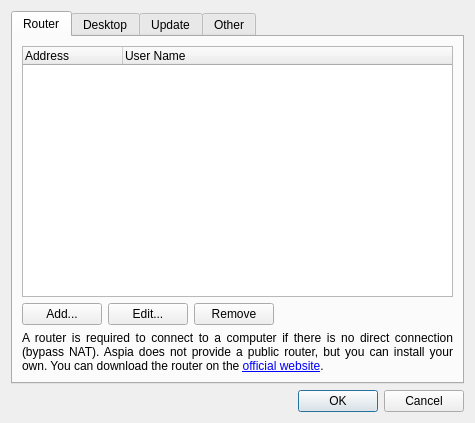
This is source/client/ui/settings_dialog.ui in dchapyshev/aspia as Qt 5 draws it before an edit. The edited form follows.
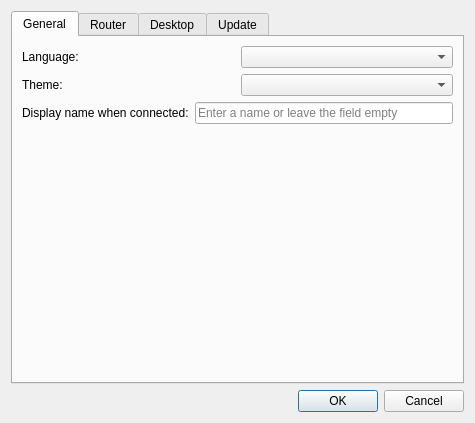
This is the edited form. Custom widgets are drawn as their Qt base class.

What changed in the file:
```diff
--- a/source/client/ui/settings_dialog.ui
+++ b/source/client/ui/settings_dialog.ui
@@ -19,6 +19,75 @@
      <property name="currentIndex">
       <number>0</number>
      </property>
+     <widget class="QWidget" name="tab_general">
+      <attribute name="title">
+       <string>General</string>
+      </attribute>
+      <layout class="QVBoxLayout" name="verticalLayout_general">
+       <item>
+        <layout class="QHBoxLayout" name="horizontalLayout_language">
+         <item>
+          <widget class="QLabel" name="label_language">
+           <property name="text">
+            <string>Language:</string>
+           </property>
+          </widget>
+         </item>
+         <item>
+          <widget class="QComboBox" name="combo_language"/>
+         </item>
+        </layout>
+       </item>
+       <item>
+        <layout class="QHBoxLayout" name="horizontalLayout_theme">
+         <item>
+          <widget class="QLabel" name="label_theme">
+           <property name="text">
+            <string>Theme:</string>
+           </property>
+          </widget>
+         </item>
+         <item>
+          <widget class="QComboBox" name="combo_theme"/>
+         </item>
+        </layout>
+       </item>
+       <item>
+        <layout class="QHBoxLayout" name="horizontalLayout_display_name">
+         <item>
+          <widget class="QLabel" name="label_display_name">
+           <property name="text">
+            <string>Display name when connected:</string>
+           </property>
+          </widget>
+         </item>
+         <item>
+          <widget class="QLineEdit" name="edit_display_name">
+           <property name="maxLength">
+            <number>16</number>
+           </property>
+           <property name="placeholderText">
+            <string>Enter a name or leave the field empty</string>
+           </property>
+          </widget>
+         </item>
+        </layout>
+       </item>
+       <item>
+        <spacer name="verticalSpacer_general">
+         <property name="orientation">
+          <enum>Qt::Orientation::Vertical</enum>
+         </property>
+         <property name="sizeHint" stdset="0">
+          <size>
+           <width>20</width>
+           <height>148</height>
+          </size>
+         </property>
+        </spacer>
+       </item>
+      </layout>
+     </widget>
      <widget class="QWidget" name="tab_router">
       <attribute name="title">
        <string>Router</string>
@@ -296,47 +365,6 @@
        </item>
       </layout>
      </widget>
-     <widget class="QWidget" name="tab_other">
-      <attribute name="title">
-       <string>Other</string>
-      </attribute>
-      <layout class="QVBoxLayout" name="verticalLayout_3">
-       <item>
-        <layout class="QHBoxLayout" name="horizontalLayout_2">
-         <item>
-          <widget class="QLabel" name="label_display_name">
-           <property name="text">
-            <string>Display name when connected:</string>
-           </property>
-          </widget>
-         </item>
-         <item>
-          <widget class="QLineEdit" name="edit_display_name">
-           <property name="maxLength">
-            <number>16</number>
-           </property>
-           <property name="placeholderText">
-            <string>Enter a name or leave the field empty</string>
-           </property>
-          </widget>
-         </item>
-        </layout>
-       </item>
-       <item>
-        <spacer name="verticalSpacer_2">
-         <property name="orientation">
-          <enum>Qt::Orientation::Vertical</enum>
-         </property>
-         <property name="sizeHint" stdset="0">
-          <size>
-           <width>20</width>
-           <height>148</height>
-          </size>
-         </property>
-        </spacer>
-       </item>
-      </layout>
-     </widget>
     </widget>
    </item>
    <item>
```
